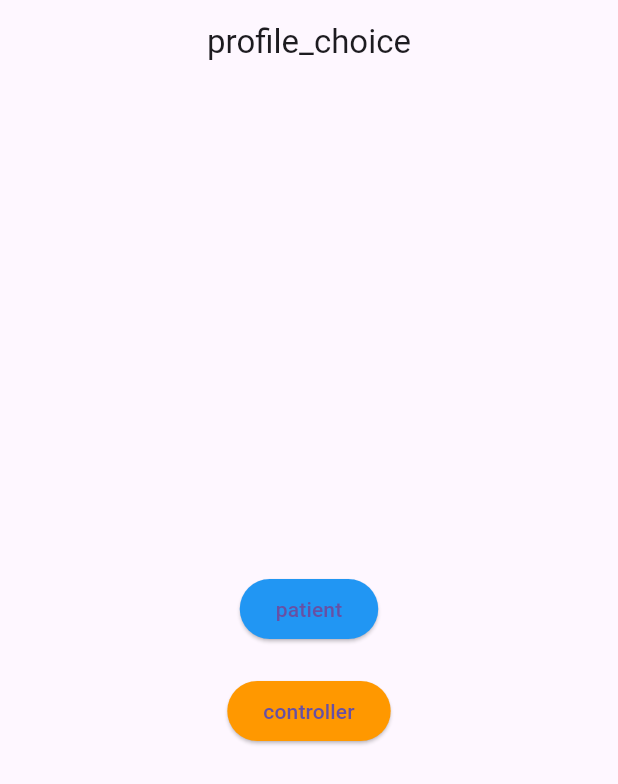
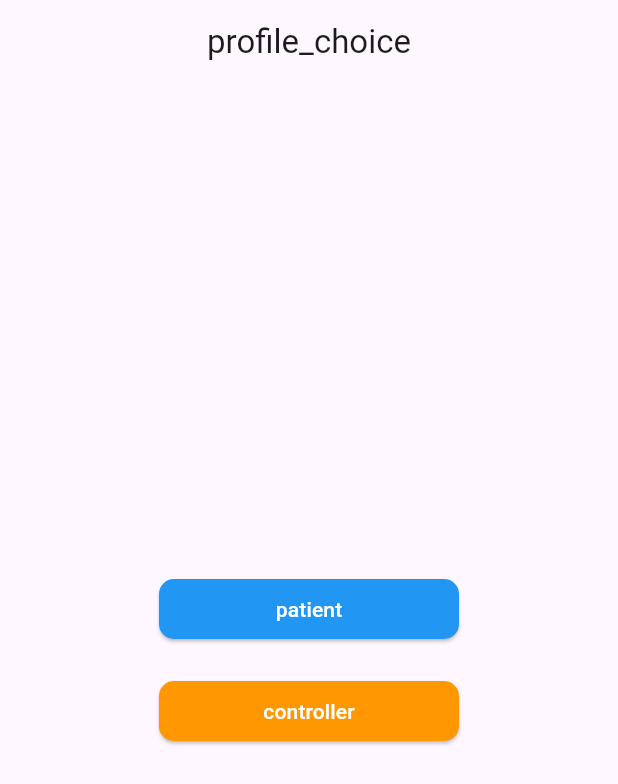
Before and after one commit to arielcarmen/vaccination_book_app, a Flutter app: the screen it shows after launch, on a phone screen of 412 x 824 dp. Shown: the top 784 px of the screen. Run offline on Flutter 3.47's test engine with Material 3 defaults, Android fonts, the light colour scheme and no system bars; our stand-ins replace get.

Commit message:
feat: designing basic button

```diff
--- a/lib/app/widgets/basic_button.dart
+++ b/lib/app/widgets/basic_button.dart
@@ -14,14 +14,21 @@ class BasicButton extends StatelessWidget {
 
   @override
   Widget build(BuildContext context) {
-    return ElevatedButton(
-      onPressed: () {
-        Get.toNamed(page);
-      },
-      style: ElevatedButton.styleFrom(
-        backgroundColor: buttonColor
+    return Container(
+      width: 200,
+      child: ElevatedButton(
+        onPressed: () {
+          Get.toNamed(page);
+        },
+        style: ElevatedButton.styleFrom(
+          backgroundColor: buttonColor,
+          foregroundColor: Colors.white,
+          shape: RoundedRectangleBorder(
+            borderRadius: BorderRadius.circular(10.0)
+          )
+        ),
+        child: Text(buttonText),
       ),
-      child: Text(buttonText),
     );
   }
 }
```
